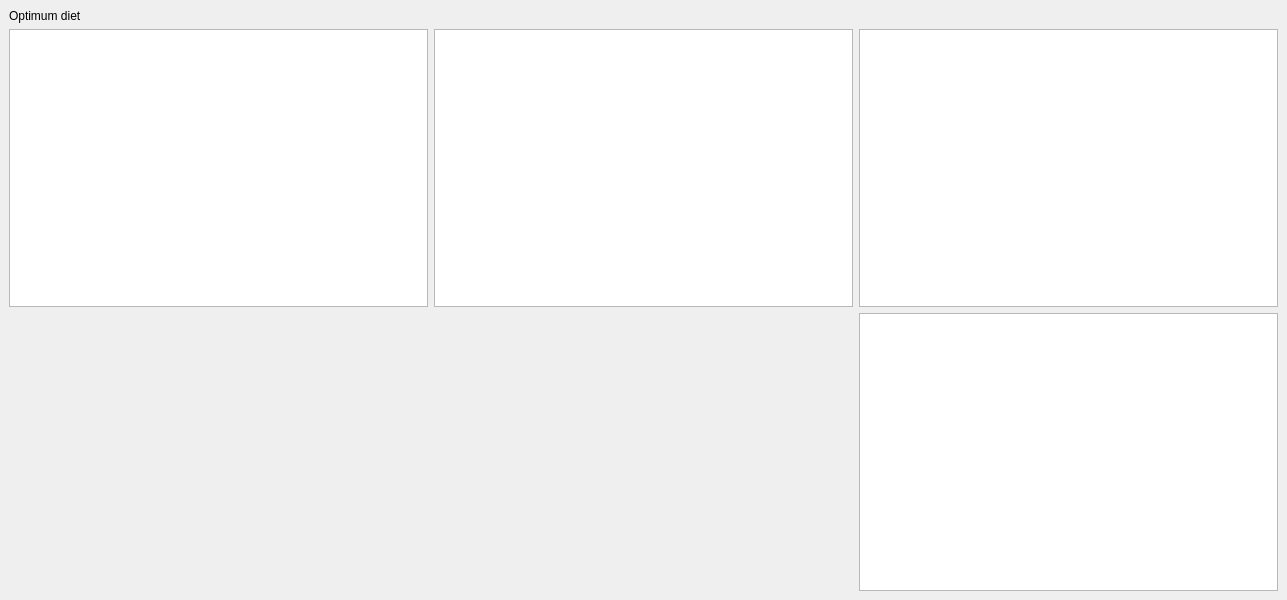
The window that ui/ui_optimumdietwindow.ui (josh-minch/spartan) describes before a commit, drawn with Qt 5.
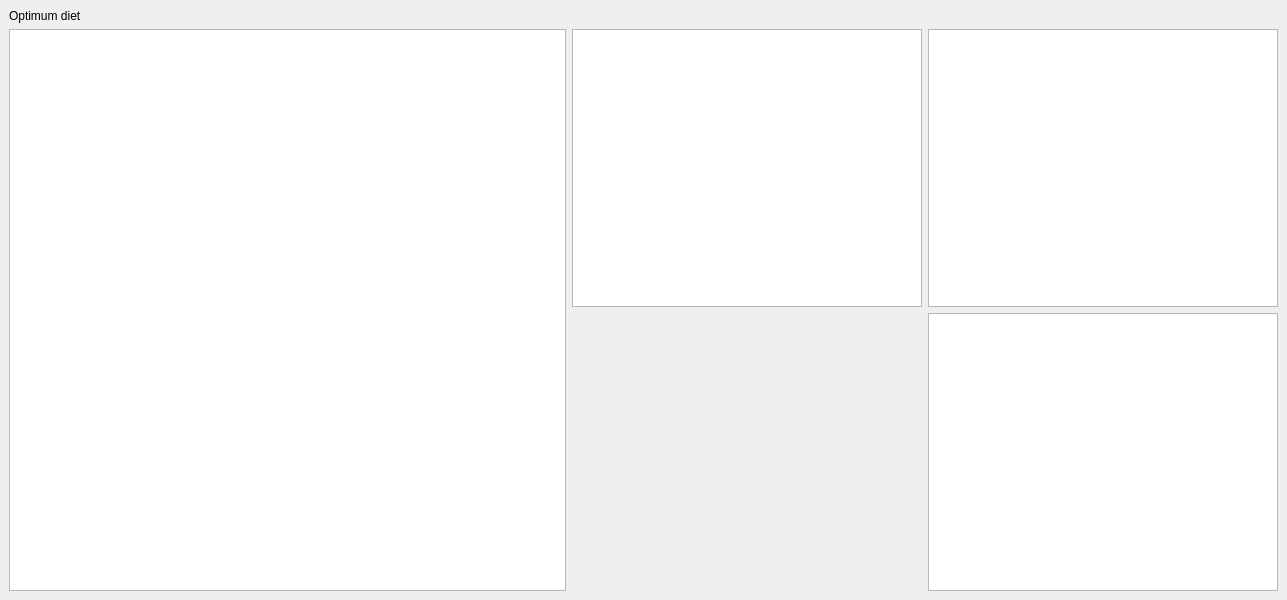
The same window after the commit.

```diff
--- a/ui/ui_optimumdietwindow.ui
+++ b/ui/ui_optimumdietwindow.ui
@@ -22,21 +22,42 @@
       </property>
      </widget>
     </item>
-    <item row="1" column="0">
-     <widget class="QTableView" name="diet_view">
-      <property name="selectionBehavior">
-       <enum>QAbstractItemView::SelectRows</enum>
-      </property>
-     </widget>
-    </item>
     <item row="1" column="1">
-     <widget class="QTableView" name="macros_view"/>
+     <widget class="QTableView" name="macros_view">
+      <property name="maximumSize">
+       <size>
+        <width>350</width>
+        <height>16777215</height>
+       </size>
+      </property>
+     </widget>
     </item>
     <item row="1" column="2">
-     <widget class="QTableView" name="vits_view"/>
+     <widget class="QTableView" name="vits_view">
+      <property name="maximumSize">
+       <size>
+        <width>350</width>
+        <height>16777215</height>
+       </size>
+      </property>
+     </widget>
     </item>
     <item row="2" column="2">
-     <widget class="QTableView" name="minerals_view"/>
+     <widget class="QTableView" name="minerals_view">
+      <property name="maximumSize">
+       <size>
+        <width>350</width>
+        <height>16777215</height>
+       </size>
+      </property>
+     </widget>
+    </item>
+    <item row="1" column="0" rowspan="2">
+     <widget class="QTableView" name="diet_view">
+      <property name="selectionBehavior">
+       <enum>QAbstractItemView::SelectRows</enum>
+      </property>
+     </widget>
     </item>
    </layout>
   </widget>
```
